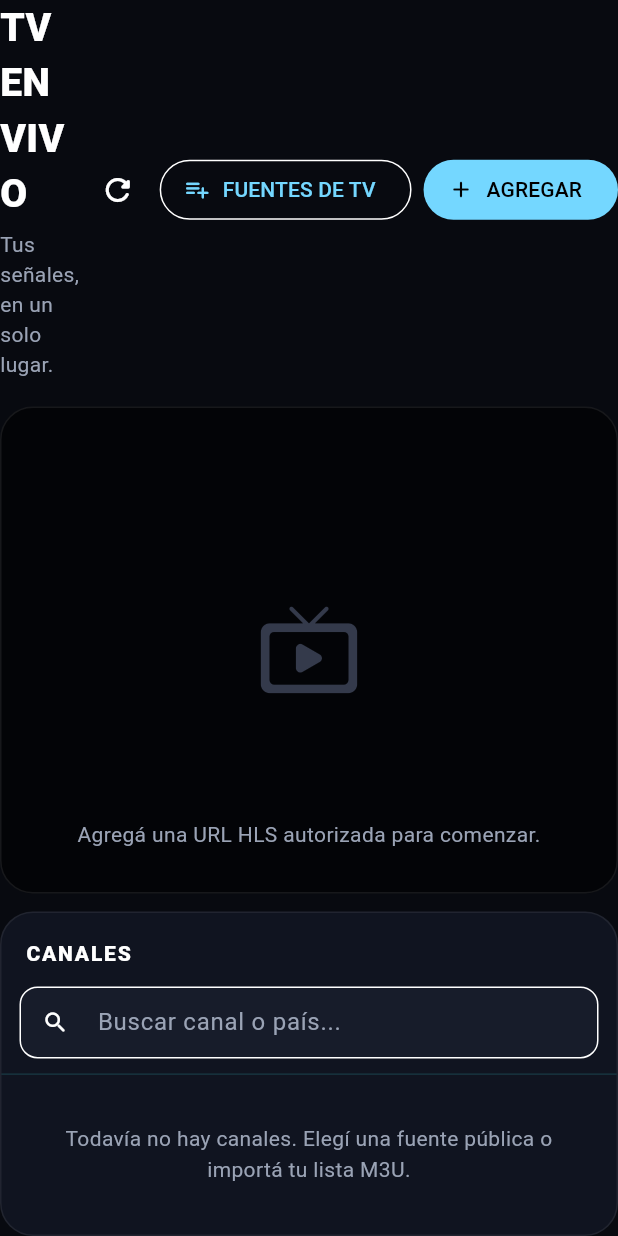
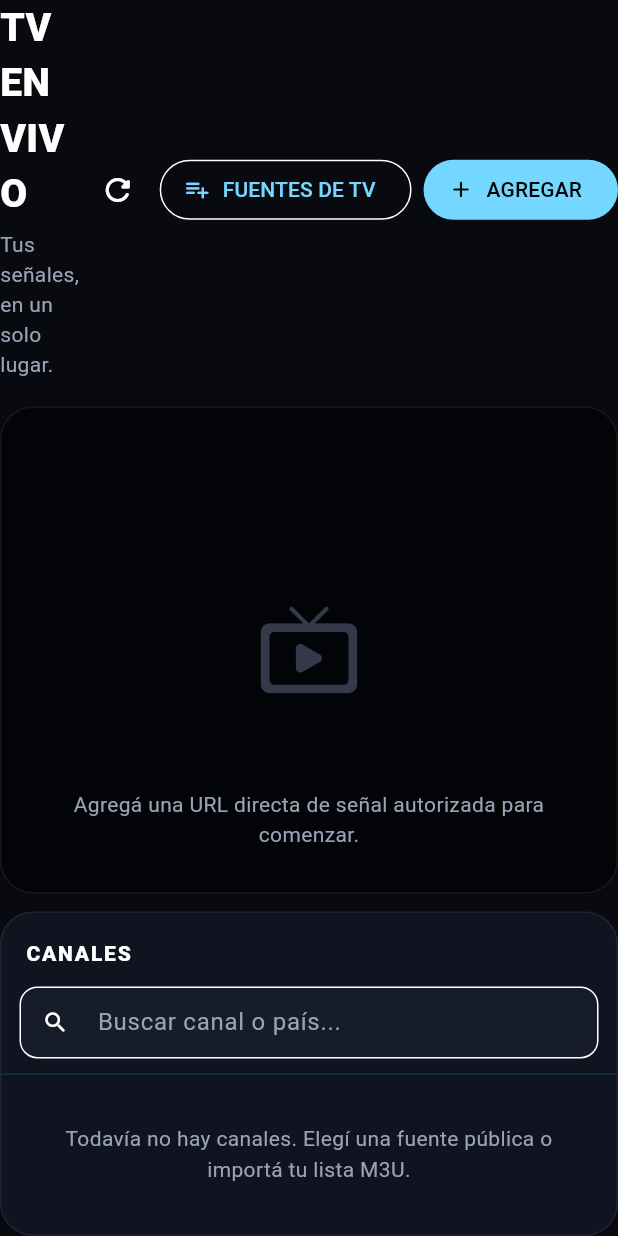
Before and after one commit to matuu250mati/MILTVPLUS, a Flutter app: the LiveTvScreen widget shown alone on an empty page, opened directly, on a phone screen of 412 x 824 dp. Run offline on Flutter 3.47's test engine with Material 3 defaults, Android fonts, the phone set to English and light mode, and no system bars; our stand-ins replace dio, flutter_riverpod, flutter_secure_storage, shared_preferences, supabase_flutter, video_player; accounts and stored records are empty; network calls fail.

Commit message:
Clarify supported direct stream URLs in live TV UI

```diff
--- a/lib/features/live/live_tv_screen.dart
+++ b/lib/features/live/live_tv_screen.dart
@@ -142,7 +142,7 @@ class _LiveTvScreenState extends State<LiveTvScreen> {
               TextField(controller: nameController, decoration: const InputDecoration(labelText: 'Nombre del canal')),
               const SizedBox(height: 12),
               TextField(controller: urlController, keyboardType: TextInputType.url,
-                  decoration: const InputDecoration(labelText: 'URL HLS (.m3u8)', hintText: 'https://servidor/stream.m3u8')),
+                  decoration: const InputDecoration(labelText: 'URL directa de señal (HLS/MP4)', hintText: 'https://servidor/stream.m3u8')),
             ],
           ),
         ),
@@ -154,7 +154,7 @@ class _LiveTvScreenState extends State<LiveTvScreen> {
               final url = urlController.text.trim();
               final parsedUrl = Uri.tryParse(url);
               if (name.isEmpty || !service.isSupportedHlsUrl(url) || parsedUrl == null || parsedUrl.userInfo.isNotEmpty) {
-                ScaffoldMessenger.of(context).showSnackBar(const SnackBar(content: Text('Ingresá un nombre y una URL HTTP(S) HLS válida.')));
+                ScaffoldMessenger.of(context).showSnackBar(const SnackBar(content: Text('Ingresá un nombre y una URL HTTP(S) directa de una señal autorizada.')));
                 return;
               }
               Navigator.pop(dialogContext, TvChannel(name: name, streamUrl: url));
@@ -502,7 +502,7 @@ class _PlayerPanel extends StatelessWidget {
             Padding(padding: const EdgeInsets.all(24), child: Text(error!, textAlign: TextAlign.center, style: const TextStyle(color: Colors.white70))),
           if (!ready && !loading && error == null)
             const Positioned(bottom: 28, left: 20, right: 20,
-                child: Text('Agregá una URL HLS autorizada para comenzar.', textAlign: TextAlign.center, style: TextStyle(color: AppTheme.muted))),
+                child: Text('Agregá una URL directa de señal autorizada para comenzar.', textAlign: TextAlign.center, style: TextStyle(color: AppTheme.muted))),
           if (ready)
             Positioned(
               bottom: 10,
@@ -597,7 +597,7 @@ class _ChannelList extends StatelessWidget {
                             onTap: () => onSelect(channelIndex),
                             leading: Icon(Icons.circle, size: 9, color: selected == channelIndex ? AppTheme.accent : AppTheme.muted),
                             title: Text(channel.name, maxLines: 1, overflow: TextOverflow.ellipsis),
-                            subtitle: const Text('HLS', style: TextStyle(color: AppTheme.muted, fontSize: 10)),
+                            subtitle: const Text('TV EN VIVO', style: TextStyle(color: AppTheme.muted, fontSize: 10)),
                           );
                         },
                       ),
```
